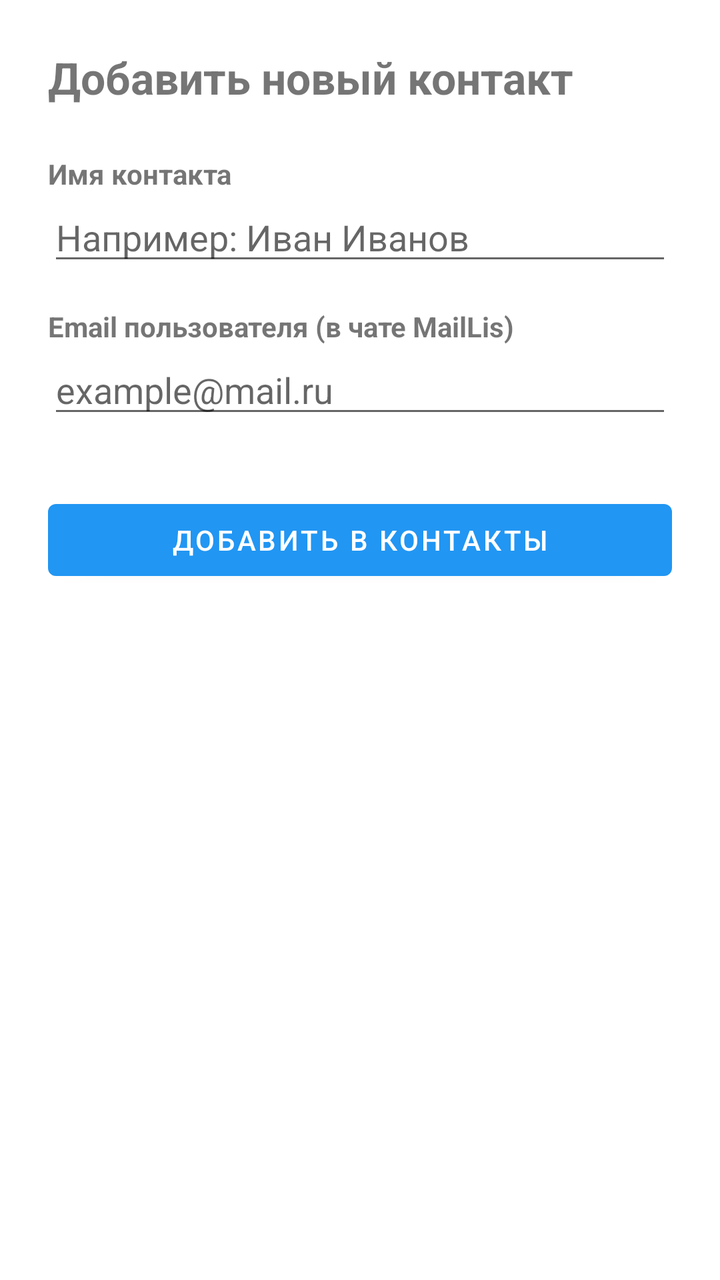
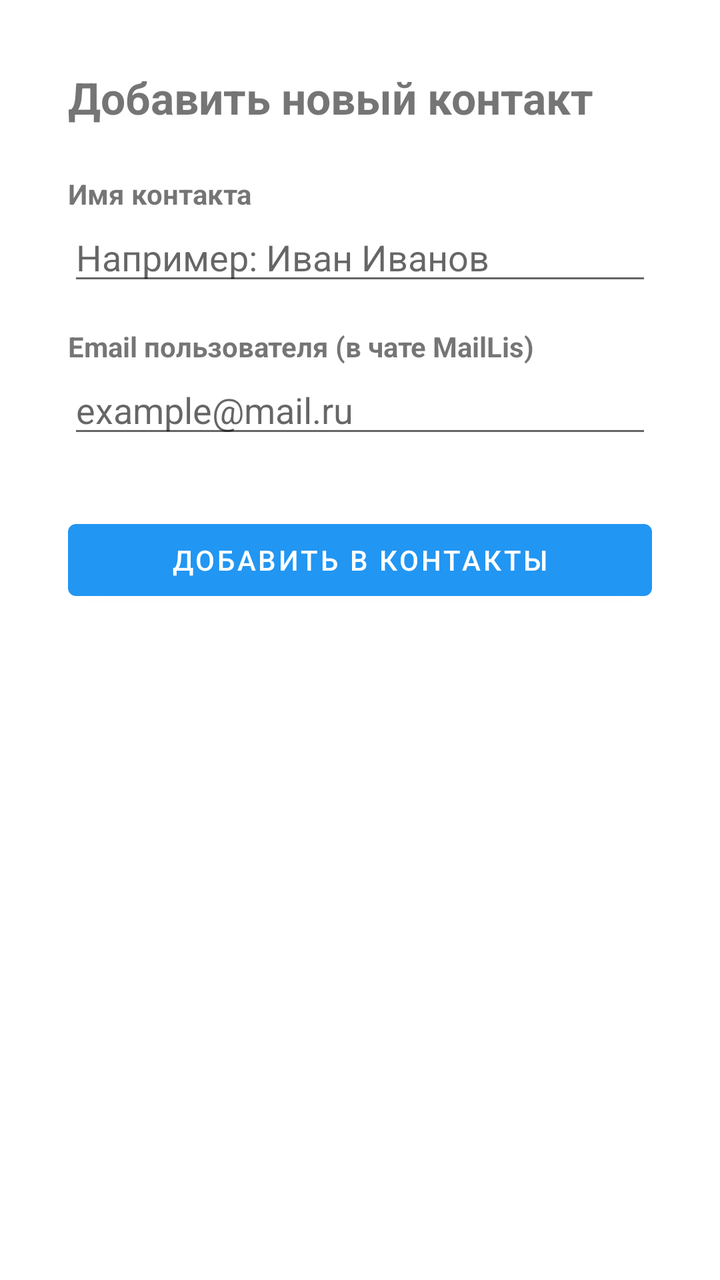

Before-and-after screenshots of an Android layout around one commit, followed by the original layout XML and the change that was made.
<!-- AndroidManifest.xml: application theme Theme.MailLis -->
<!-- res/layout/activity_add_contact.xml -->
<?xml version="1.0" encoding="utf-8"?>
<LinearLayout
    xmlns:android="http://schemas.android.com/apk/res/android"
    xmlns:tools="http://android.com"
    android:layout_width="match_parent"
    android:layout_height="match_parent"
    android:orientation="vertical"
    android:fitsSystemWindows="true"
    tools:ignore="HardcodedText,Autofill">

    
    <LinearLayout
        android:layout_width="match_parent"
        android:layout_height="match_parent"
        android:orientation="vertical"
        android:padding="24dp">

        <TextView
            android:layout_width="wrap_content"
            android:layout_height="wrap_content"
            android:text="Добавить новый контакт"
            android:textSize="22sp"
            android:textStyle="bold"
            android:layout_marginBottom="24dp" />

        
        <TextView
            android:layout_width="wrap_content"
            android:layout_height="wrap_content"
            android:text="Имя контакта"
            android:textStyle="bold" />

        <EditText
            android:id="@+id/editTextContactName"
            android:layout_width="match_parent"
            android:layout_height="wrap_content"
            android:hint="Например: Иван Иванов"
            android:inputType="textPersonName"
            android:layout_marginBottom="16dp" />

        
        <TextView
            android:layout_width="wrap_content"
            android:layout_height="wrap_content"
            android:text="Email пользователя (в чате MailLis)"
            android:textStyle="bold" />

        <EditText
            android:id="@+id/editTextContactEmail"
            android:layout_width="match_parent"
            android:layout_height="wrap_content"
            android:hint="example@mail.ru"
            android:inputType="textEmailAddress"
            android:layout_marginBottom="32dp" />

        
        <Button
            android:id="@+id/buttonSaveContact"
            android:layout_width="match_parent"
            android:layout_height="wrap_content"
            android:text="Добавить в контакты" />

    </LinearLayout>
</LinearLayout>
<!-- resources referenced by this layout -->
<resources>
  <style name="Theme.MailLis" parent="Theme.MaterialComponents.Light.DarkActionBar">
          
          <item name="colorPrimary">#2196F3</item>
          <item name="colorPrimaryVariant">#1976D2</item>
          <item name="colorOnPrimary">#FFFFFF</item>
          <item name="android:windowBackground">#FFFFFF</item>
          
          <item name="android:windowLightStatusBar">true</item>
      </style>
</resources>

<!-- the commit's change to res/layout/activity_add_contact.xml (unified diff, before → after) -->
@@ -13,7 +13,7 @@
         android:layout_width="match_parent"
         android:layout_height="match_parent"
         android:orientation="vertical"
-        android:padding="24dp">
+        android:padding="34dp">
 
         <TextView
             android:layout_width="wrap_content"
